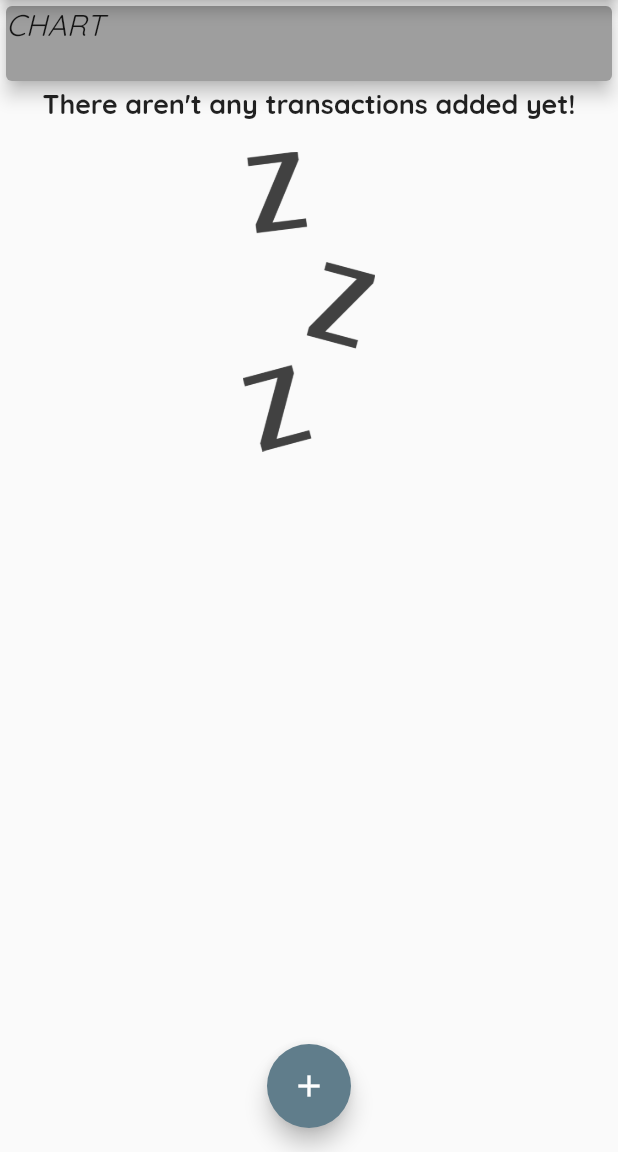
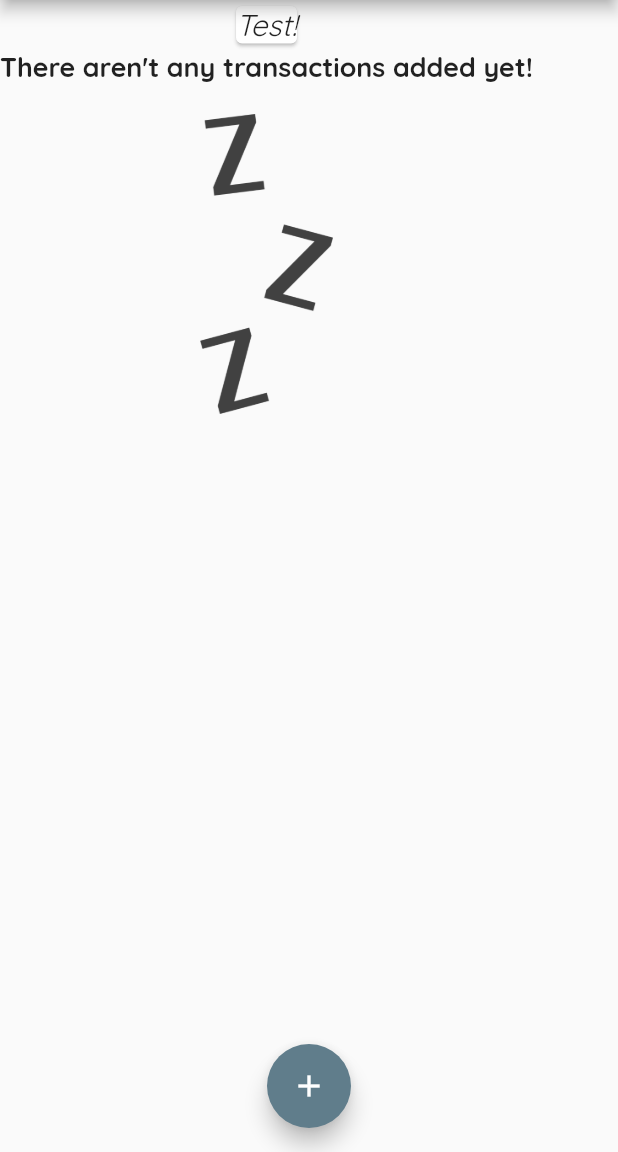
Before and after one commit to Echi4/EZTrack, a Flutter app: the screen it shows after launch, on a phone screen of 412 x 824 dp, the part 84-1236 px from its top. Run offline on Flutter 3.47's test engine with Material 2 defaults, Android fonts, the phone set to English and light mode, and no system bars; missing offline and left inert: shortid.

```diff
--- a/lib/main.dart
+++ b/lib/main.dart
@@ -1,3 +1,4 @@
+import 'package:expenses_tracker/widgets/bar_chart.dart';
 import 'package:flutter/material.dart';
 import 'package:intl/intl.dart';
 
@@ -60,9 +61,7 @@ class _HomePageState extends State<HomePage> {
     final newTransaction = Transaction(
       title: title,
       amount: amount,
-      date: DateFormat('ddMMM hh:mm').format(
-        DateTime.now(),
-      ),
+      date: DateTime.now(),
     );
 
     setState(
@@ -81,6 +80,16 @@ class _HomePageState extends State<HomePage> {
     );
   }
 
+  List<Transaction> get _getRecentTransaction {
+    return _transactions.where((transaction) {
+      return transaction.date.isAfter(
+        DateTime.now().subtract(
+          const Duration(days: 7),
+        ),
+      );
+    }).toList();
+  }
+
   @override
   Widget build(BuildContext context) {
     return Scaffold(
@@ -90,17 +99,7 @@ class _HomePageState extends State<HomePage> {
       body: SingleChildScrollView(
         child: Column(
           children: [
-            const Card(
-              color: Colors.grey,
-              elevation: 5.0,
-              child: SizedBox(
-                width: double.infinity,
-                height: 50.0,
-                child: Text(
-                  'CHART',
-                ),
-              ),
-            ),
+            Chart(_getRecentTransaction),
             TransactionList(_transactions),
             //Add other widgets here
           ],
--- a/lib/models/transaction.dart
+++ b/lib/models/transaction.dart
@@ -4,7 +4,7 @@ class Transaction {
   final String id;
   final String title;
   final double amount;
-  final String date;
+  final DateTime date;
 
   Transaction({required this.title, required this.amount, required this.date})
       : id = shortid.generate();
--- /dev/null
+++ b/lib/widgets/bar_chart.dart
@@ -0,0 +1,42 @@
+import 'package:flutter/material.dart';
+import 'package:intl/intl.dart';
+
+import '../models/transaction.dart';
+
+class Chart extends StatelessWidget {
+  final List<Transaction> recentTransaction;
+
+  const Chart(this.recentTransaction, {super.key});
+
+  List<Map<String, Object>> get getRecentTransactions {
+    return List.generate(7, (index) {
+      final weekDay = DateTime.now().subtract(Duration(days: index));
+      var totalAmountPerDay = 0.0;
+      for (var i = 0; i < recentTransaction.length; i++) {
+        if (recentTransaction[i].date.day == weekDay.day &&
+            recentTransaction[i].date.month == weekDay.month &&
+            recentTransaction[i].date.year == weekDay.year) {
+          totalAmountPerDay += recentTransaction[i].amount;
+        }
+      }
+      print(weekDay);
+      print(totalAmountPerDay);
+      return {
+        "Day": DateFormat.E().format(weekDay),
+        "Amount": totalAmountPerDay
+      };
+    });
+  }
+
+  @override
+  Widget build(BuildContext context) {
+    print(getRecentTransactions);
+    return const Card(
+      child: Column(
+        children: [
+          Text("Test!"),
+        ],
+      ),
+    );
+  }
+}
--- a/lib/widgets/transaction_list.dart
+++ b/lib/widgets/transaction_list.dart
@@ -1,4 +1,5 @@
 import 'package:flutter/material.dart';
+import 'package:intl/intl.dart';
 
 import '../models/transaction.dart';
 
@@ -55,7 +56,8 @@ class TransactionList extends StatelessWidget {
                               style: Theme.of(context).textTheme.titleMedium,
                             ),
                             Text(
-                              transactions[index].date,
+                              DateFormat('E dd MMM hh:mm aa')
+                                  .format(transactions[index].date),
                               style: const TextStyle(
                                   fontSize: 20.0, color: Colors.grey),
                             )
```
